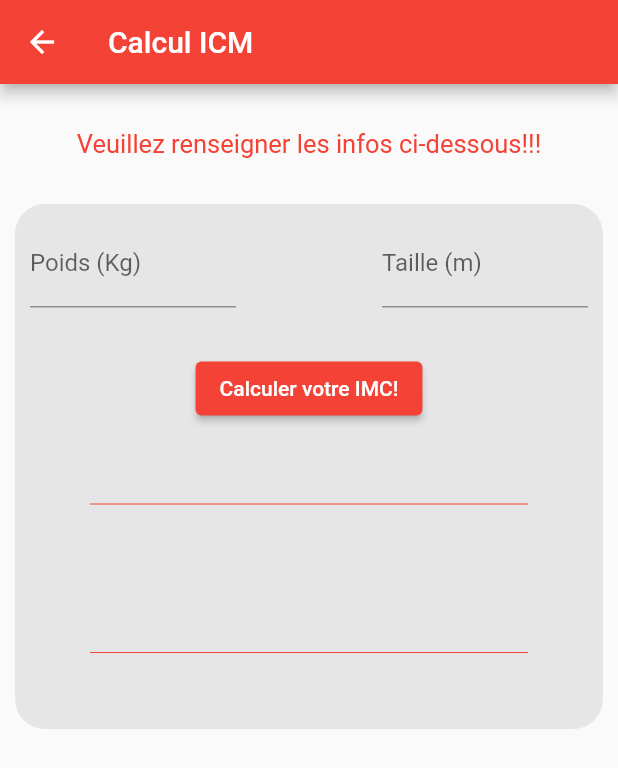
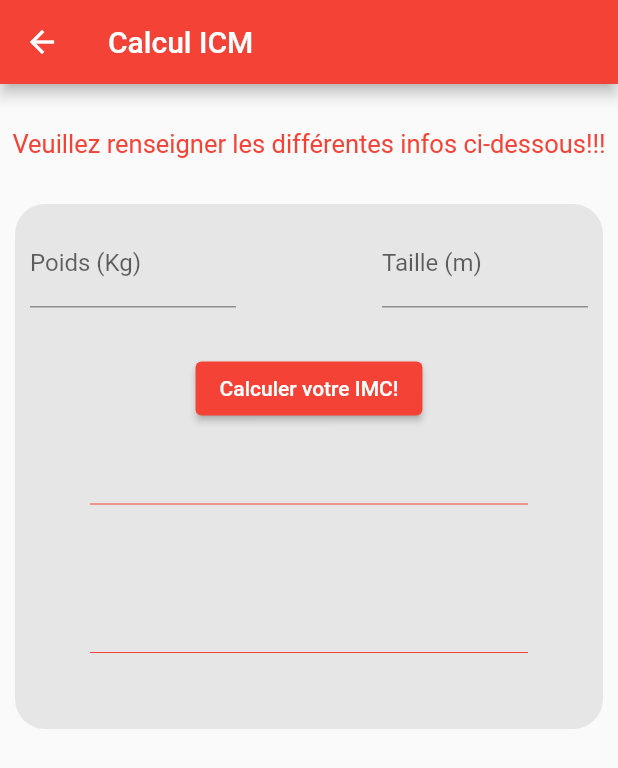
Before and after one commit to monelcocou/tp_flutter, a Flutter app: the CalculIMC screen opened by its route, on a phone screen of 412 x 824 dp. Shown: the top 768 px of the screen. Run offline on Flutter 3.47's test engine with Material 2 defaults, Android fonts, the phone set to English and light mode, and no system bars.

Commit message:
Changement du texte

```diff
--- a/lib/screens/calcul_imc.dart
+++ b/lib/screens/calcul_imc.dart
@@ -30,7 +30,7 @@ class _CalculIMCState extends State<CalculIMC> {
                 margin: const EdgeInsets.only(top: 30),
                 width: sizeX,
                 child: const Text(
-                  'Veuillez renseigner les infos ci-dessous!!!',
+                  'Veuillez renseigner les différentes infos ci-dessous!!!',
                   textAlign: TextAlign.center,
                   style: TextStyle(
                     fontSize: 17,
```
